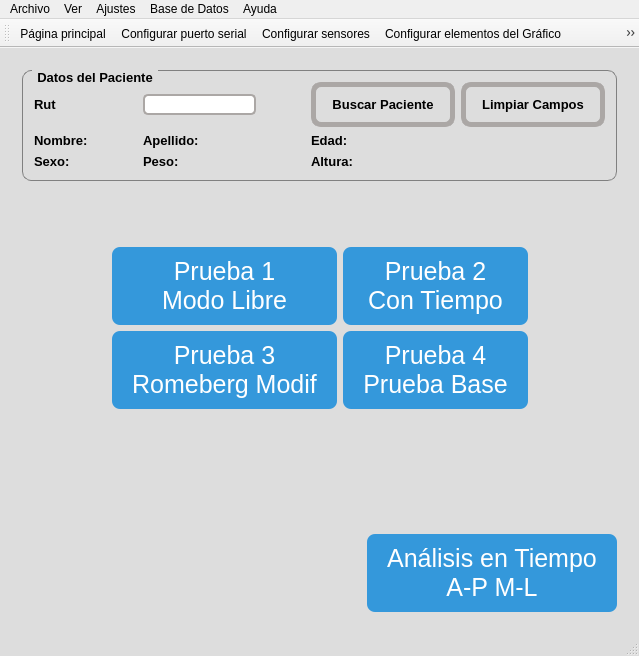
This is mainwindow.ui in hectorda/Bio-Feedback as Qt 5 draws it before an edit. The edited form follows.
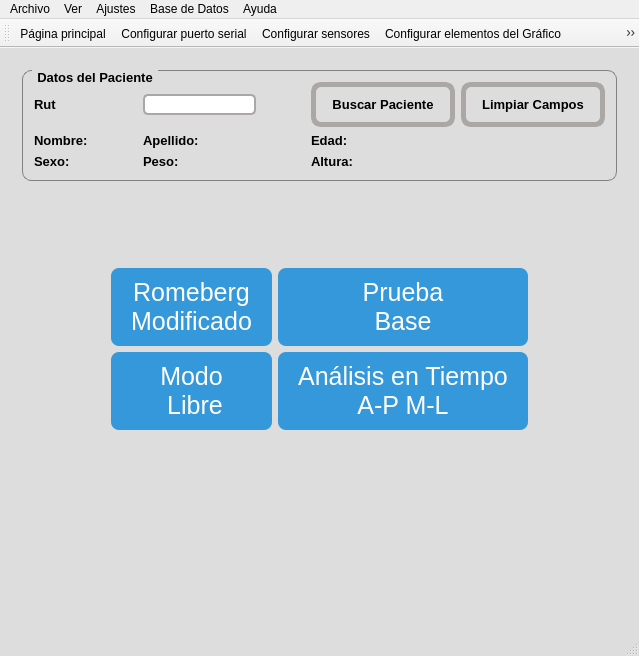
This is the edited form. The open tabs and pages were chosen to show the change. Icons and pictures are not drawn. Custom widgets are drawn as their Qt base class.

Commit message: Cambiado orden y nombres de las pruebas

The edit to the form file:
```diff
--- a/mainwindow.ui
+++ b/mainwindow.ui
@@ -223,31 +223,6 @@
         </item>
         <item row="2" column="0">
          <layout class="QGridLayout" name="gridLayout">
-          <item row="1" column="1">
-           <widget class="QPushButton" name="pushButtonPrueba1">
-            <property name="styleSheet">
-             <string notr="true">QPushButton {
-  background: #3498db;
-  border-radius: 8px;
- border: 0px solid;
-  font-family: Arial;
-  color: #ffffff;
-  font-size: 25px;
-  padding: 10px 20px 10px 20px;
-  text-decoration: none;
-}
-
-QPushButton:hover {
-  background: #3cb0fd;
-  text-decoration: none;
-}</string>
-            </property>
-            <property name="text">
-             <string>Prueba 1
-Modo Libre</string>
-            </property>
-           </widget>
-          </item>
           <item row="1" column="4">
            <spacer name="horizontalSpacer_10">
             <property name="orientation">
@@ -261,31 +236,6 @@
             </property>
            </spacer>
           </item>
-          <item row="1" column="3">
-           <widget class="QPushButton" name="pushButtonPrueba2">
-            <property name="styleSheet">
-             <string notr="true">QPushButton {
-  background: #3498db;
-  border-radius: 8px;
- border: 0px solid;
-  font-family: Arial;
-  color: #ffffff;
-  font-size: 25px;
-  padding: 10px 20px 10px 20px;
-  text-decoration: none;
-}
-
-QPushButton:hover {
-  background: #3cb0fd;
-  text-decoration: none;
-}</string>
-            </property>
-            <property name="text">
-             <string>Prueba 2
-Con Tiempo</string>
-            </property>
-           </widget>
-          </item>
           <item row="1" column="0">
            <spacer name="horizontalSpacer_9">
             <property name="orientation">
@@ -299,8 +249,8 @@
             </property>
            </spacer>
           </item>
-          <item row="2" column="1">
-           <widget class="QPushButton" name="pushButtonPrueba3">
+          <item row="1" column="2">
+           <widget class="QPushButton" name="pushButtonPruebaRombMod">
             <property name="styleSheet">
              <string notr="true">QPushButton {
   background: #3498db;
@@ -319,8 +269,58 @@
 }</string>
             </property>
             <property name="text">
-             <string>Prueba 3
-Romeberg Modif</string>
+             <string>Romeberg 
+Modificado</string>
+            </property>
+           </widget>
+          </item>
+          <item row="1" column="3">
+           <widget class="QPushButton" name="pushButtonPruebaBase">
+            <property name="styleSheet">
+             <string notr="true">QPushButton {
+  background: #3498db;
+  border-radius: 8px;
+ border: 0px solid;
+  font-family: Arial;
+  color: #ffffff;
+  font-size: 25px;
+  padding: 10px 20px 10px 20px;
+  text-decoration: none;
+}
+
+QPushButton:hover {
+  background: #3cb0fd;
+  text-decoration: none;
+}</string>
+            </property>
+            <property name="text">
+             <string>Prueba
+Base</string>
+            </property>
+           </widget>
+          </item>
+          <item row="2" column="2">
+           <widget class="QPushButton" name="pushButtonPruebaModoLibre">
+            <property name="styleSheet">
+             <string notr="true">QPushButton {
+  background: #3498db;
+  border-radius: 8px;
+ border: 0px solid;
+  font-family: Arial;
+  color: #ffffff;
+  font-size: 25px;
+  padding: 10px 20px 10px 20px;
+  text-decoration: none;
+}
+
+QPushButton:hover {
+  background: #3cb0fd;
+  text-decoration: none;
+}</string>
+            </property>
+            <property name="text">
+             <string>Modo
+ Libre</string>
             </property>
            </widget>
           </item>
@@ -344,8 +344,8 @@
 }</string>
             </property>
             <property name="text">
-             <string>Prueba 4
-Prueba Base</string>
+             <string>Análisis en Tiempo
+A-P M-L</string>
             </property>
            </widget>
           </item>
@@ -379,31 +379,6 @@
             </property>
            </spacer>
           </item>
-          <item>
-           <widget class="QPushButton" name="pushButtonOtro">
-            <property name="styleSheet">
-             <string notr="true">QPushButton {
-  background: #3498db;
-  border-radius: 8px;
- border: 0px solid;
-  font-family: Arial;
-  color: #ffffff;
-  font-size: 25px;
-  padding: 10px 20px 10px 20px;
-  text-decoration: none;
-}
-
-QPushButton:hover {
-  background: #3cb0fd;
-  text-decoration: none;
-}</string>
-            </property>
-            <property name="text">
-             <string>Análisis en Tiempo
-A-P M-L</string>
-            </property>
-           </widget>
-          </item>
          </layout>
         </item>
         <item row="0" column="0">
```
Left out of the diff: 32 changed lines with no effect on the pictures. The commit also changes 4 other files.
